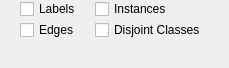
Above: plugins/fileio/ontology/filterdockwidget.ui from ZongleiJiao/OntologyViewer before the change. Below: the same form after it.
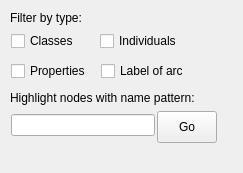
That is the form after the change.

Patch:
```diff
--- a/plugins/fileio/ontology/filterdockwidget.ui
+++ b/plugins/fileio/ontology/filterdockwidget.ui
@@ -6,8 +6,8 @@
    <rect>
     <x>0</x>
     <y>0</y>
-    <width>229</width>
-    <height>68</height>
+    <width>243</width>
+    <height>173</height>
    </rect>
   </property>
   <property name="windowTitle">
@@ -17,53 +17,102 @@
    <widget class="QCheckBox" name="checkBox">
     <property name="geometry">
      <rect>
-      <x>20</x>
-      <y>-1</y>
-      <width>65</width>
+      <x>11</x>
+      <y>61</y>
+      <width>89</width>
       <height>20</height>
      </rect>
     </property>
     <property name="text">
-     <string>Labels</string>
-    </property>
-   </widget>
-   <widget class="QCheckBox" name="checkBox_2">
-    <property name="geometry">
-     <rect>
-      <x>20</x>
-      <y>20</y>
-      <width>63</width>
-      <height>20</height>
-     </rect>
-    </property>
-    <property name="text">
-     <string>Edges</string>
+     <string>Properties</string>
     </property>
    </widget>
    <widget class="QCheckBox" name="checkBox_3">
     <property name="geometry">
      <rect>
-      <x>95</x>
-      <y>-1</y>
-      <width>85</width>
+      <x>11</x>
+      <y>31</y>
+      <width>73</width>
       <height>20</height>
      </rect>
     </property>
     <property name="text">
-     <string>Instances</string>
+     <string>Classes</string>
     </property>
    </widget>
    <widget class="QCheckBox" name="checkBox_4">
     <property name="geometry">
      <rect>
-      <x>95</x>
-      <y>20</y>
-      <width>125</width>
+      <x>100</x>
+      <y>31</y>
+      <width>93</width>
       <height>20</height>
      </rect>
     </property>
     <property name="text">
-     <string>Disjoint Classes</string>
+     <string>Individuals</string>
+    </property>
+   </widget>
+   <widget class="QLabel" name="label">
+    <property name="geometry">
+     <rect>
+      <x>10</x>
+      <y>10</y>
+      <width>101</width>
+      <height>16</height>
+     </rect>
+    </property>
+    <property name="text">
+     <string>Filter by type:</string>
+    </property>
+   </widget>
+   <widget class="QCheckBox" name="checkBox_2">
+    <property name="geometry">
+     <rect>
+      <x>101</x>
+      <y>61</y>
+      <width>99</width>
+      <height>20</height>
+     </rect>
+    </property>
+    <property name="text">
+     <string>Label of arc</string>
+    </property>
+   </widget>
+   <widget class="QLabel" name="label_2">
+    <property name="geometry">
+     <rect>
+      <x>10</x>
+      <y>90</y>
+      <width>231</width>
+      <height>16</height>
+     </rect>
+    </property>
+    <property name="text">
+     <string>Highlight nodes with name pattern:</string>
+    </property>
+   </widget>
+   <widget class="QLineEdit" name="lineEdit">
+    <property name="geometry">
+     <rect>
+      <x>11</x>
+      <y>114</y>
+      <width>144</width>
+      <height>22</height>
+     </rect>
+    </property>
+   </widget>
+   <widget class="QPushButton" name="pushButton">
+    <property name="geometry">
+     <rect>
+      <x>157</x>
+      <y>111</y>
+      <width>60</width>
+      <height>32</height>
+     </rect>
+    </property>
+    <property name="text">
+     <string>Go</string>
     </property>
    </widget>
   </widget>
```
